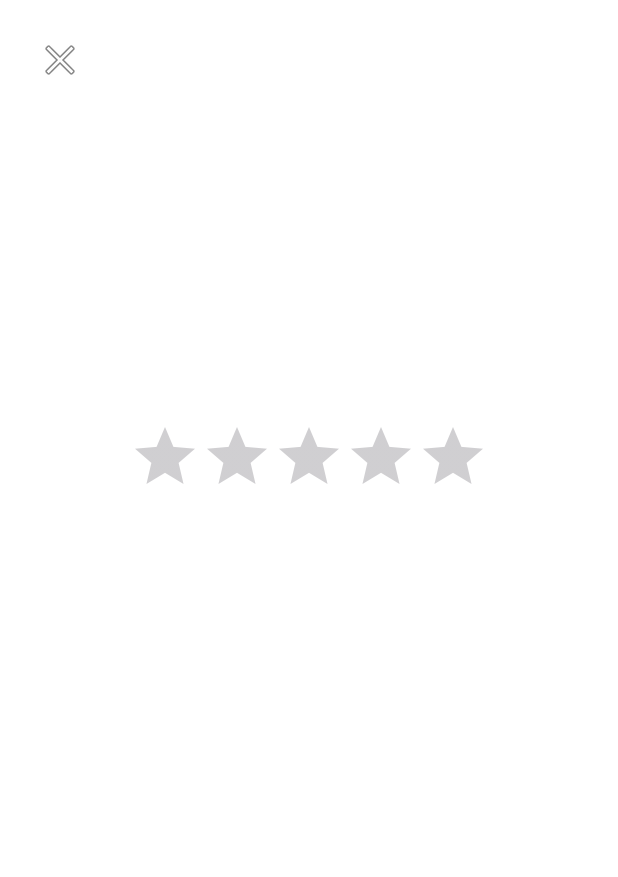
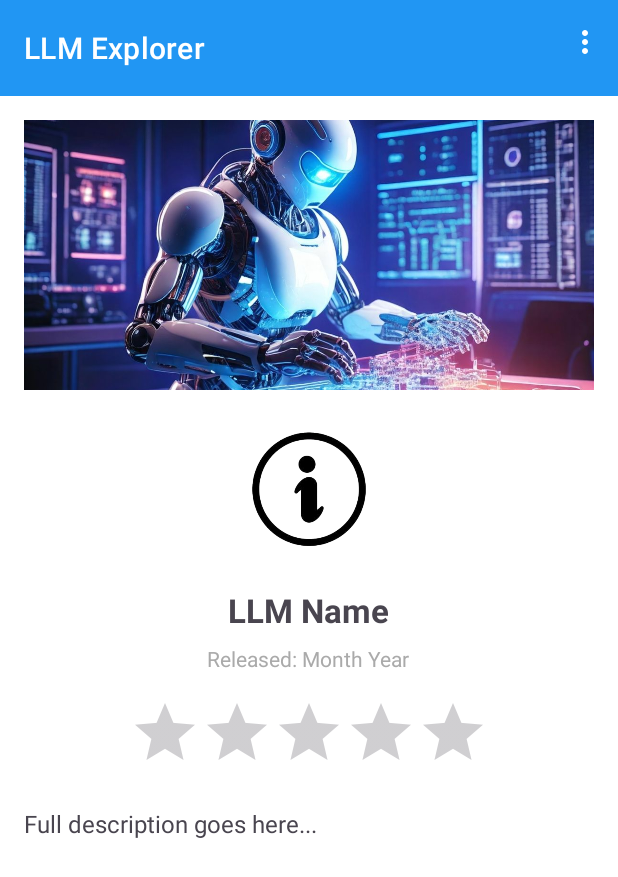
Before and after one commit to rabiulhassandev/java-android-mobile-app-explore-LLM, an Android app: the layout activity_detail.xml on its own in the app's theme, with its tools: preview values and no code run, on a phone screen of 412 x 824 dp. Shown: the top 877 px of the screen. Run offline under Robolectric (Android 15) with nearby library versions, the phone set to English and light mode, and no system bars.

Commit message:
LLM details page

```diff
--- a/app/src/main/java/dev/rabiulhassan/explore_llms/ListActivity.java
+++ b/app/src/main/java/dev/rabiulhassan/explore_llms/ListActivity.java
@@ -48,14 +48,13 @@ public class ListActivity extends AppCompatActivity {
             searchView.setOnQueryTextListener(new SearchView.OnQueryTextListener() {
                 @Override
                 public boolean onQueryTextSubmit(String query) {
-                    adapter.getFilter().filter(query);
                     return false;
                 }
 
                 @Override
                 public boolean onQueryTextChange(String newText) {
                     adapter.getFilter().filter(newText);
-                    return false;
+                    return true;
                 }
             });
 
--- a/app/src/main/res/layout/activity_detail.xml
+++ b/app/src/main/res/layout/activity_detail.xml
@@ -1,64 +1,101 @@
 <?xml version="1.0" encoding="utf-8"?>
-<ScrollView xmlns:android="http://schemas.android.com/apk/res/android"
+<androidx.coordinatorlayout.widget.CoordinatorLayout
+    xmlns:android="http://schemas.android.com/apk/res/android"
+    xmlns:app="http://schemas.android.com/apk/res-auto"
     android:layout_width="match_parent"
     android:layout_height="match_parent">
+
+    <!-- Top App Bar -->
+    <com.google.android.material.appbar.AppBarLayout
+        android:layout_width="match_parent"
+        android:layout_height="wrap_content">
+
+        <com.google.android.material.appbar.MaterialToolbar
+            android:id="@+id/toolbar"
+            style="@style/Widget.MaterialComponents.Toolbar.PrimarySurface"
+            android:layout_width="match_parent"
+            android:layout_height="?attr/actionBarSize"
+            app:title="LLM Explorer"
+            app:menu="@menu/toolbar_menu" />
+    </com.google.android.material.appbar.AppBarLayout>
+
+    <!-- Content -->
+    <ScrollView
+        android:layout_width="match_parent"
+        android:layout_height="match_parent"
+        app:layout_behavior="@string/appbar_scrolling_view_behavior"
+        android:padding="16dp">
 
         <LinearLayout
             android:layout_width="match_parent"
             android:layout_height="wrap_content"
+            android:layout_marginBottom="24dp"
+            android:gravity="center_horizontal"
             android:orientation="vertical">
 
-        <RelativeLayout
-            android:layout_width="match_parent"
-            android:layout_height="wrap_content">
+            <!-- Banner -->
+            <ImageView
+                android:id="@+id/llm_banner"
+                android:layout_width="wrap_content"
+                android:layout_height="180dp"
+                android:layout_marginBottom="16dp"
+                android:contentDescription="LLM Banner"
+                android:scaleType="centerCrop"
+                android:src="@drawable/default_banner" />
 
-            <ImageButton
-                android:id="@+id/back_button"
-                android:layout_width="48dp"
-                android:layout_height="48dp"
-                android:layout_margin="16dp"
-                android:background="?attr/selectableItemBackgroundBorderless"
-                android:src="@android:drawable/ic_menu_close_clear_cancel" />
+            <!-- Rounded Logo -->
+            <ImageView
+                android:id="@+id/llm_logo"
+                android:layout_width="100dp"
+                android:layout_height="100dp"
+                android:layout_marginBottom="16dp"
+                android:background="@drawable/rounded_image_background"
+                android:contentDescription="LLM Logo"
+                android:scaleType="centerCrop"
+                android:src="@drawable/ic_info" />
 
-            <ImageView
-                android:id="@+id/detail_image"
-                android:layout_width="match_parent"
-                android:layout_height="200dp"
-                android:scaleType="centerCrop" />
-
-        </RelativeLayout>
-
+            <!-- Title -->
             <TextView
-            android:id="@+id/detail_name"
-            android:layout_width="match_parent"
+                android:id="@+id/llm_title"
+                android:layout_width="wrap_content"
                 android:layout_height="wrap_content"
-            android:layout_margin="16dp"
-            android:textSize="24sp"
+                android:layout_marginBottom="8dp"
+                android:text="LLM Name"
+                android:textSize="22sp"
                 android:textStyle="bold" />
 
-        <RatingBar
-            android:id="@+id/rating_bar"
+            <!-- Release Date -->
+            <TextView
+                android:id="@+id/llm_release_date"
                 android:layout_width="wrap_content"
                 android:layout_height="wrap_content"
-            android:layout_gravity="center_horizontal"
-            android:layout_margin="16dp"
+                android:layout_marginBottom="16dp"
+                android:text="Released: Month Year"
+                android:textColor="@android:color/darker_gray"
+                android:textSize="14sp" />
+
+            <!-- Rating -->
+            <RatingBar
+                android:id="@+id/llm_rating_bar"
+                android:layout_width="wrap_content"
+                android:layout_height="wrap_content"
+                android:layout_marginBottom="16dp"
                 android:numStars="5"
                 android:stepSize="0.5" />
 
+            <!-- Full Description -->
             <TextView
-            android:id="@+id/detail_description"
+                android:id="@+id/llm_description"
                 android:layout_width="match_parent"
                 android:layout_height="wrap_content"
-            android:layout_margin="16dp"
+                android:layout_marginBottom="24dp"
+                android:justificationMode="inter_word"
+                android:lineSpacingExtra="4dp"
+                android:text="Full description goes here..."
+                android:textAlignment="viewStart"
                 android:textSize="16sp" />
 
-        <VideoView
-            android:id="@+id/video_view"
-            android:layout_width="match_parent"
-            android:layout_height="200dp"
-            android:layout_margin="16dp"
-            android:visibility="gone" />
+        </LinearLayout>
+    </ScrollView>
 
-    </LinearLayout>
-
-</ScrollView>
+</androidx.coordinatorlayout.widget.CoordinatorLayout>
--- a/app/src/main/res/layout/activity_list.xml
+++ b/app/src/main/res/layout/activity_list.xml
@@ -24,7 +24,7 @@
         android:orientation="vertical"
         android:layout_width="match_parent"
         android:layout_height="match_parent"
-        android:paddingBottom="75dp"
+        android:paddingBottom="72dp"
         app:layout_behavior="@string/appbar_scrolling_view_behavior">
 
         <androidx.appcompat.widget.SearchView
--- a/app/src/main/res/layout/item_llm.xml
+++ b/app/src/main/res/layout/item_llm.xml
@@ -38,7 +38,7 @@
             android:textStyle="bold" />
 
         <TextView
-            android:id="@+id/llm_date"
+            android:id="@+id/llm_release"
             android:layout_width="wrap_content"
             android:layout_height="wrap_content"
             android:layout_marginBottom="8dp"
@@ -60,7 +60,7 @@
 
         <!-- Read More Button -->
         <Button
-            android:id="@+id/btn_read_more"
+            android:id="@+id/read_more_button"
             android:layout_width="wrap_content"
             android:layout_height="wrap_content"
             android:text="Read More"
```
Also changed, not shown: app/src/main/java/dev/rabiulhassan/explore_llms/DetailActivity.java (+33 -59 lines), app/src/main/java/dev/rabiulhassan/explore_llms/adapter/LLMAdapter.java (+47 -43 lines), app/src/main/java/dev/rabiulhassan/explore_llms/model/LLM.java (+5 -25 lines), app/src/main/res/drawable/default_banner.jpg (added), app/src/main/res/drawable/gemini_banner.png (added), app/src/main/res/drawable/ic_back.png (added), app/src/main/res/drawable/tongyi_banner.png (added), 3 other files. Lines whose indentation alone changed are shown as unchanged.
